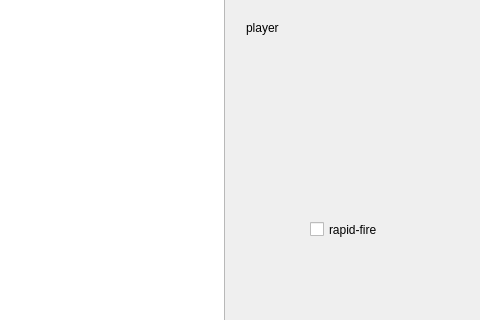
First picture: the form in shooting_game/mainwindow.ui, repository ZhuMon/Shooting_Game, before the edit; both pictures show x 220 to 700 and y 139 to 459 of the 700 by 700 pixel window.
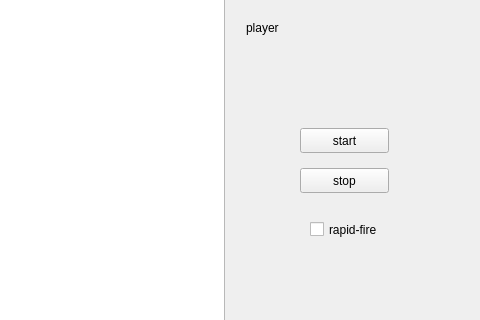
Second picture: the form after the edit.

Commit message: Add "Enemy_Shoot"function & "Stop"button

Patch:
```diff
--- a/shooting_game/mainwindow.ui
+++ b/shooting_game/mainwindow.ui
@@ -203,6 +203,32 @@
      <number>100</number>
     </property>
    </widget>
+   <widget class="QPushButton" name="start">
+    <property name="geometry">
+     <rect>
+      <x>520</x>
+      <y>250</y>
+      <width>89</width>
+      <height>25</height>
+     </rect>
+    </property>
+    <property name="text">
+     <string>start</string>
+    </property>
+   </widget>
+   <widget class="QPushButton" name="stop">
+    <property name="geometry">
+     <rect>
+      <x>520</x>
+      <y>290</y>
+      <width>89</width>
+      <height>25</height>
+     </rect>
+    </property>
+    <property name="text">
+     <string>stop</string>
+    </property>
+   </widget>
   </widget>
   <widget class="QMenuBar" name="menuBar">
    <property name="geometry">
```
The commit also changes 6 other files.
